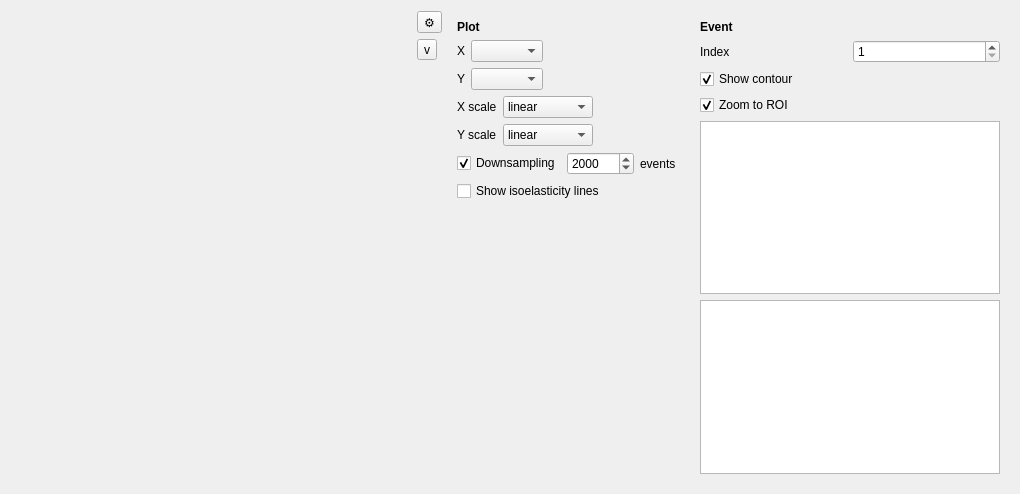
The window that shapeout2/gui/quick_view.ui (ZELLMECHANIK-DRESDEN/ShapeOut2) describes before a commit, drawn with Qt 5.
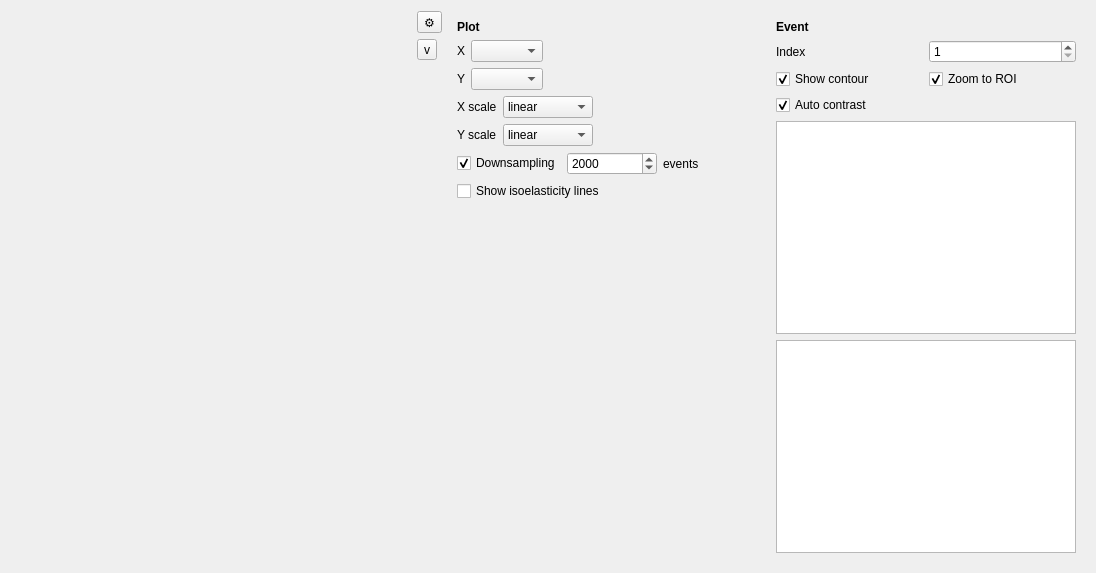
The same window after the commit. Custom widgets are drawn as their Qt base class.

Commit message: improve contour visualization

Patch:
```diff
--- a/shapeout2/gui/quick_view.ui
+++ b/shapeout2/gui/quick_view.ui
@@ -6,8 +6,8 @@
    <rect>
     <x>0</x>
     <y>0</y>
-    <width>941</width>
-    <height>494</height>
+    <width>1096</width>
+    <height>573</height>
    </rect>
   </property>
   <property name="windowTitle">
@@ -275,6 +275,11 @@
        </layout>
       </item>
       <item>
+       <layout class="QGridLayout" name="gridLayout_3">
+        <property name="topMargin">
+         <number>0</number>
+        </property>
+        <item row="0" column="0">
        <widget class="QCheckBox" name="checkBox_contour">
         <property name="text">
          <string>Show contour</string>
@@ -284,7 +289,7 @@
         </property>
        </widget>
       </item>
-      <item>
+        <item row="0" column="1">
        <widget class="QCheckBox" name="checkBox_zoom_roi">
         <property name="text">
          <string>Zoom to ROI</string>
@@ -293,6 +298,18 @@
          <bool>true</bool>
         </property>
        </widget>
+        </item>
+        <item row="1" column="0">
+         <widget class="QCheckBox" name="checkBox_auto_contrast">
+          <property name="text">
+           <string>Auto contrast</string>
+          </property>
+          <property name="checked">
+           <bool>true</bool>
+          </property>
+         </widget>
+        </item>
+       </layout>
       </item>
       <item>
        <widget class="ImageView" name="imageView_image">
```
Lines whose indentation alone changed are shown as unchanged. The commit also changes 1 other file.
